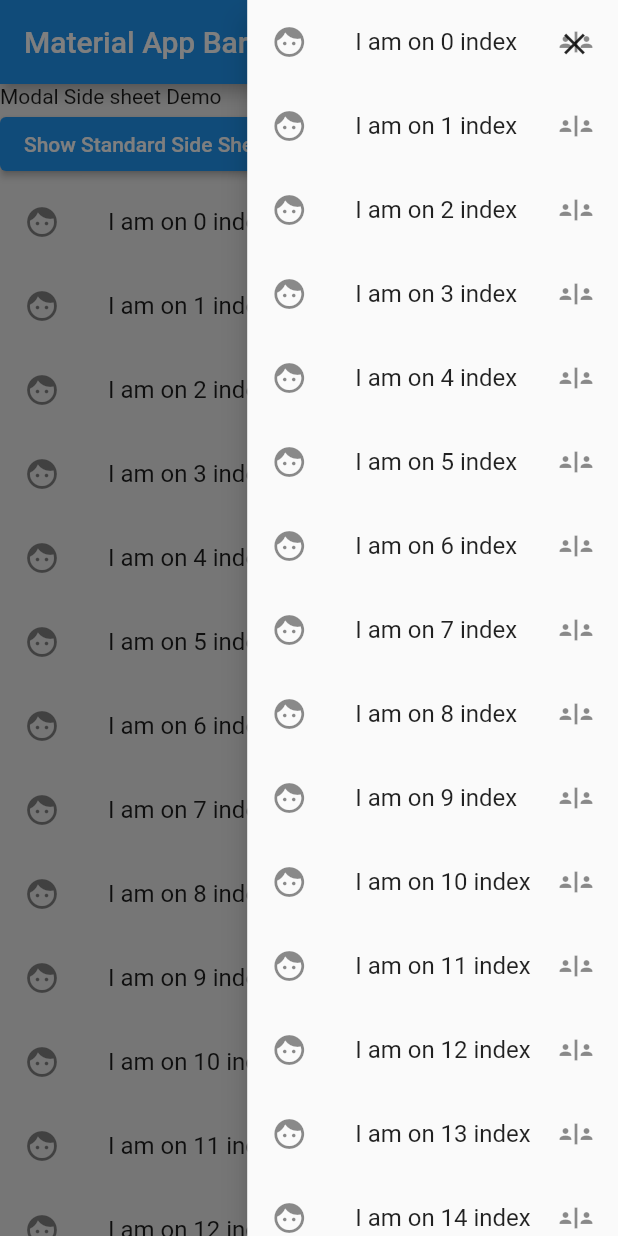
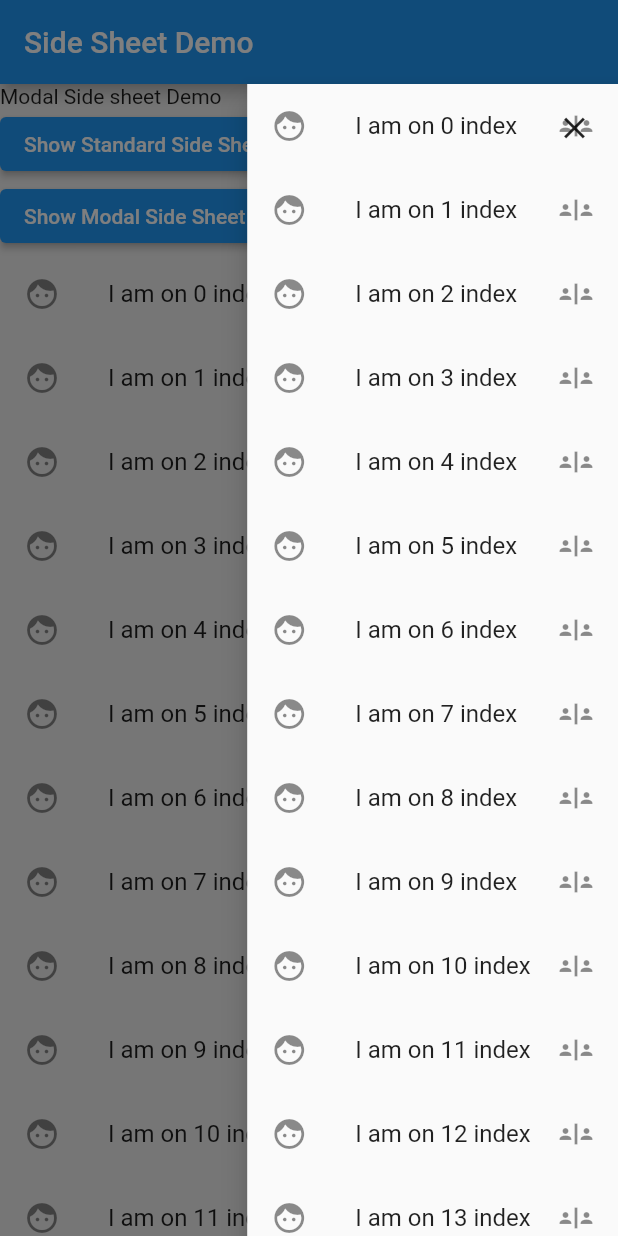
Before and after one commit to lalitjarwal/modal_side_sheet, a Flutter app: the screen it shows after launch, after a tap on "Show Modal Side Sheet", on a phone screen of 412 x 824 dp. Run offline on Flutter 3.47's test engine with Material 2 defaults, Android fonts, the phone set to English and light mode, and no system bars.

Commit message:
code completion

````diff
--- a/example/lib/main.dart
+++ b/example/lib/main.dart
@@ -28,24 +28,7 @@ class _HomeState extends State<Home> {
   Widget build(BuildContext context) {
     return Scaffold(
       appBar: AppBar(
-        title: Text('Material App Bar'),
-        actions: [
-          ElevatedButton(
-              onPressed: () {
-                showModalSideSheet(
-                    context: context,
-                    body: ListView.builder(
-                      itemBuilder: (context, index) {
-                        return ListTile(
-                          leading: Icon(Icons.face),
-                          title: Text("I am on $index index"),
-                          trailing: Icon(Icons.safety_divider),
-                        );
-                      },
-                    ));
-              },
-              child: Text("Show Modal Side Sheet")),
-        ],
+        title: Text('Side Sheet Demo'),
       ),
       body: Builder(
         builder: (context) {
@@ -66,6 +49,22 @@ class _HomeState extends State<Home> {
                         });
                       },
                       child: Text("Show Standard Side Sheet")),
+                  ElevatedButton(
+                      onPressed: () {
+                        showModalSideSheet(
+                            context: context,
+                            ignoreAppBar: false,
+                            body: ListView.builder(
+                              itemBuilder: (context, index) {
+                                return ListTile(
+                                  leading: Icon(Icons.face),
+                                  title: Text("I am on $index index"),
+                                  trailing: Icon(Icons.safety_divider),
+                                );
+                              },
+                            ));
+                      },
+                      child: Text("Show Modal Side Sheet")),
                   Expanded(
                     child: ListView.builder(
                       itemBuilder: (context, index) {
--- a/lib/src/body_with_side_sheet.dart
+++ b/lib/src/body_with_side_sheet.dart
@@ -1,16 +1,47 @@
 import 'package:flutter/material.dart';
 
+const _kDefaultWidth = 400.0;
+const _kDefaultThickness = 2.0;
+
+/// An implementaion of Material Side Sheet suggested by Google.
+/// Generally to be used with [Scaffold]'s body property.
+/// #### Example :
+/// ```dart
+/// @override
+///   Widget build(BuildContext context) {
+///     return Scaffold(
+///       body: BodyWithSideSheet(
+///           show: true,
+///           body: Container(
+///             child: Text("My App Body"),
+///           ),
+///           sheetBody: Container(
+///             child: Text("Side Sheet body"),
+///           )),
+///     );
+///   }
+/// ```
+/// See also : https://material.io/components/sheets-side#standard-side-sheet
 class BodyWithSideSheet extends StatelessWidget {
   const BodyWithSideSheet({
     Key? key,
     this.show = false,
     required this.body,
-    this.sheetWidth = 400,
+    this.sheetWidth = _kDefaultWidth,
     required this.sheetBody,
   }) : super(key: key);
+
+  /// App body referred as [Scaffold.body]
   final Widget body;
+
+  /// State of the Side sheet, whether to show side sheet or not.
+  /// Change it using [setState()]
   final bool show;
+
+  /// The width of the Side sheet to be covered by the `sheetBody`
   final double? sheetWidth;
+
+  /// The body of the side sheet. Typically a [Widget].
   final Widget sheetBody;
   @override
   Widget build(BuildContext context) {
@@ -22,14 +53,15 @@ class BodyWithSideSheet extends StatelessWidget {
         Expanded(child: body),
         if (show)
           SizedBox(
-            width: 2.0,
+            width: _kDefaultThickness,
             child: Center(
               child: Container(
-                width: 2.0,
+                width: _kDefaultThickness,
                 decoration: BoxDecoration(
                   border: Border(
                     left: Divider.createBorderSide(context,
-                        color: Theme.of(context).dividerColor, width: 2.0),
+                        color: Theme.of(context).dividerColor,
+                        width: _kDefaultThickness),
                   ),
                 ),
               ),
@@ -49,7 +81,11 @@ class BodyWithSideSheet extends StatelessWidget {
 class _ShrinkableSize extends StatefulWidget {
   const _ShrinkableSize({Key? key, required this.child, required this.show})
       : super(key: key);
+
+  /// The child of the [_ShrinkableSize] widget.
   final Widget child;
+
+  /// Whether to shrink or not.
   final bool show;
   @override
   __ShrinkableSizeState createState() => __ShrinkableSizeState();
--- a/lib/src/modal_side_sheet.dart
+++ b/lib/src/modal_side_sheet.dart
@@ -1,4 +1,75 @@
 import 'package:flutter/material.dart';
+
+/// Displays a Material Side Sheet transitioned from Right side of the screen.
+///
+/// This function allows for customization of aspects of the Modal Side Sheet.
+///
+/// This function takes a `body` which is used to build the primary
+/// content of the side sheet (typically a widget). Content below the side sheet
+/// is dimmed with a [ModalBarrier]. The widget returned by the `body`
+/// does not share a context with the location that `showModalSideSheet` is
+/// originally called from. Use a [StatefulBuilder] or a custom
+/// [StatefulWidget] if the side sheet needs to update dynamically. The
+/// `body` argument can not be null.
+///
+/// ### Note :
+/// `ignoreAppBar` perameter determines that whether to show side sheet beneath the
+/// [AppBar] or not. Default value of this perameter is `true`.
+/// If this perameter set to `false`, the widget where you are calling[showModalSideSheet]
+/// cannot be the direct child of the [Scaffold].
+/// You must use a custom [Widget] or Wrap the used widget into [Builder] widget.
+///
+/// ##
+/// `withCloseControll` perameter provide a Close Button on top right corner of the
+/// side sheet to manually close the Modal Side Sheet. Default value is true.
+/// If provided `false` you need to call [Navigator.of(context).pop()] method to close
+/// the side sheet.
+///
+/// ##
+/// `width` perameter gives a Width to the side sheet. For mobile devices default is 60%
+/// of the device width and 25% for rest of the devices.
+///
+/// ## See Also
+/// * The `context` argument is used to look up the [Navigator] for the
+/// side sheet. It is only used when the method is called. Its corresponding widget
+/// can be safely removed from the tree before the side sheet is closed.
+///
+/// * The `useRootNavigator` argument is used to determine whether to push the
+/// side sheet to the [Navigator] furthest from or nearest to the given `context`.
+/// By default, `useRootNavigator` is `true` and the side sheet route created by
+/// this method is pushed to the root navigator.
+///
+/// * If the application has multiple [Navigator] objects, it may be necessary to
+/// call `Navigator.of(context, rootNavigator: true).pop(result)` to close the
+/// side sheet rather than just `Navigator.pop(context, result)`.
+///
+/// * The `barrierDismissible` argument is used to determine whether this route
+/// can be dismissed by tapping the modal barrier. This argument defaults
+/// to false. If `barrierDismissible` is true, a non-null `barrierLabel` must be
+/// provided.
+///
+/// * The `barrierLabel` argument is the semantic label used for a dismissible
+/// barrier. This argument defaults to `null`.
+///
+/// * The `barrierColor` argument is the color used for the modal barrier. This
+/// argument defaults to `Color(0x80000000)`.
+///
+/// * The `transitionDuration` argument is used to determine how long it takes
+/// for the route to arrive on or leave off the screen. This argument defaults
+/// to 300 milliseconds.
+///
+/// * The `transitionBuilder` argument is used to define how the route arrives on
+/// and leaves off the screen. By default, the transition is a linear fade of
+/// the page's contents.
+///
+/// * The `routeSettings` will be used in the construction of the side sheet's route.
+/// See [RouteSettings] for more details.
+///
+/// * Returns a [Future] that resolves to the value (if any) that was passed to
+/// [Navigator.pop] when the side sheet was closed.
+///
+/// ##
+/// * For more info on Modal Side Sheet see also : https://material.io/components/sheets-side#modal-side-sheet
 
 Future<T?> showModalSideSheet<T extends Object?>(
     {required BuildContext context,
@@ -8,7 +79,7 @@ Future<T?> showModalSideSheet<T extends Object?>(
     double? width,
     double elevation = 8.0,
     Duration transitionDuration = const Duration(milliseconds: 300),
-    String? barrierLabel="Side Sheet",
+    String? barrierLabel = "Side Sheet",
     bool useRootNavigator = true,
     RouteSettings? routeSettings,
     bool withCloseControll = true,
@@ -20,12 +91,12 @@ Future<T?> showModalSideSheet<T extends Object?>(
   } else {
     width = of.size.width / 4;
   }
-  double appBarheight = !ignoreAppBar
+  double exceptionalheight = !ignoreAppBar
       ? Scaffold.of(context).hasAppBar
           ? Scaffold.of(context).appBarMaxHeight!
           : 0
       : 0;
-  double height = ignoreAppBar ? of.size.height : of.size.height - appBarheight;
+  double height = of.size.height - exceptionalheight;
   assert(!barrierDismissible || barrierLabel != null);
   return showGeneralDialog(
     barrierDismissible: barrierDismissible,
````
